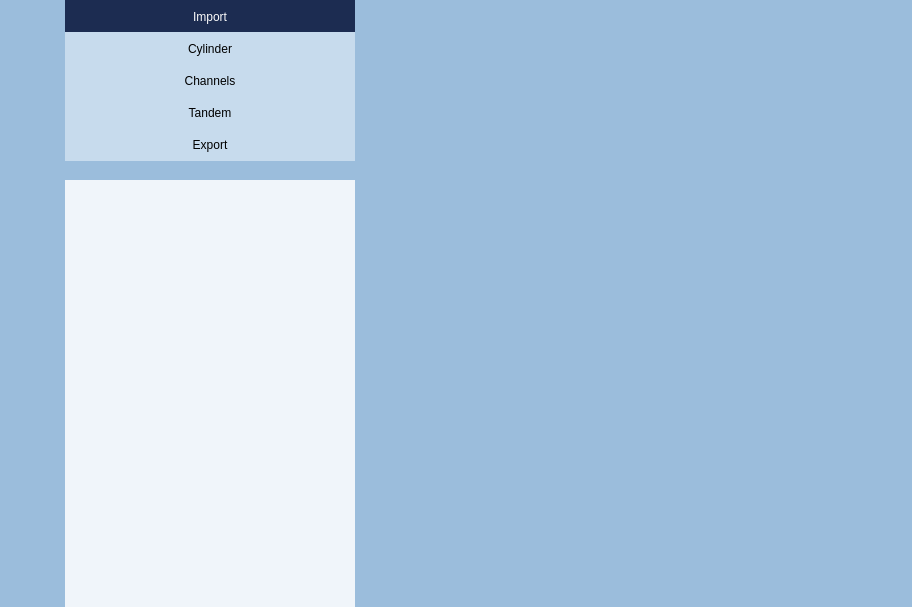
Old version of the form src/windows/ui/main_window.ui in the repository brachify/brachify.
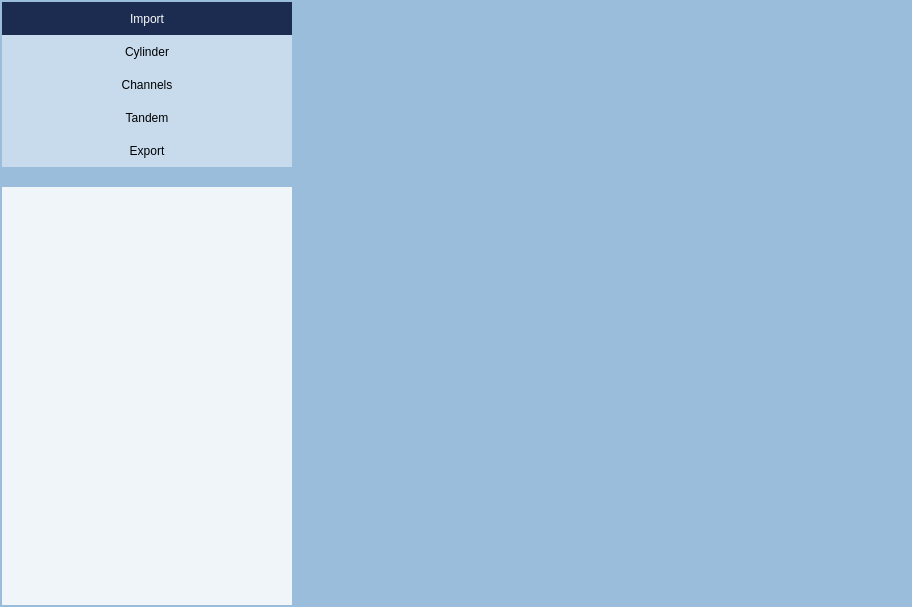
New version of the form. Icons and pictures are not drawn.

Patch:
```diff
--- a/src/windows/ui/main_window.ui
+++ b/src/windows/ui/main_window.ui
@@ -73,7 +73,7 @@
         </property>
         <layout class="QGridLayout" name="gridLayout_3">
          <property name="sizeConstraint">
-          <enum>QLayout::SetMaximumSize</enum>
+          <enum>QLayout::SetMinimumSize</enum>
          </property>
          <property name="leftMargin">
           <number>0</number>
@@ -101,16 +101,19 @@
        <number>0</number>
       </property>
       <property name="sizeConstraint">
-       <enum>QLayout::SetDefaultConstraint</enum>
+       <enum>QLayout::SetMaximumSize</enum>
       </property>
       <property name="leftMargin">
-       <number>0</number>
+       <number>2</number>
       </property>
       <property name="topMargin">
-       <number>0</number>
+       <number>2</number>
+      </property>
+      <property name="rightMargin">
+       <number>2</number>
       </property>
       <property name="bottomMargin">
-       <number>0</number>
+       <number>2</number>
       </property>
       <item>
        <widget class="QWidget" name="top_menu_bar" native="true">
@@ -120,16 +123,13 @@
           <height>180</height>
          </size>
         </property>
-        <property name="maximumSize">
-         <size>
-          <width>290</width>
-          <height>180</height>
-         </size>
-        </property>
         <layout class="QVBoxLayout" name="verticalLayout_31">
          <property name="spacing">
           <number>0</number>
          </property>
+         <property name="sizeConstraint">
+          <enum>QLayout::SetNoConstraint</enum>
+         </property>
          <property name="leftMargin">
           <number>0</number>
          </property>
@@ -317,6 +317,12 @@
       </item>
       <item>
        <widget class="QStackedWidget" name="viewswidget">
+        <property name="sizePolicy">
+         <sizepolicy hsizetype="MinimumExpanding" vsizetype="MinimumExpanding">
+          <horstretch>0</horstretch>
+          <verstretch>0</verstretch>
+         </sizepolicy>
+        </property>
         <property name="minimumSize">
          <size>
           <width>290</width>
```
